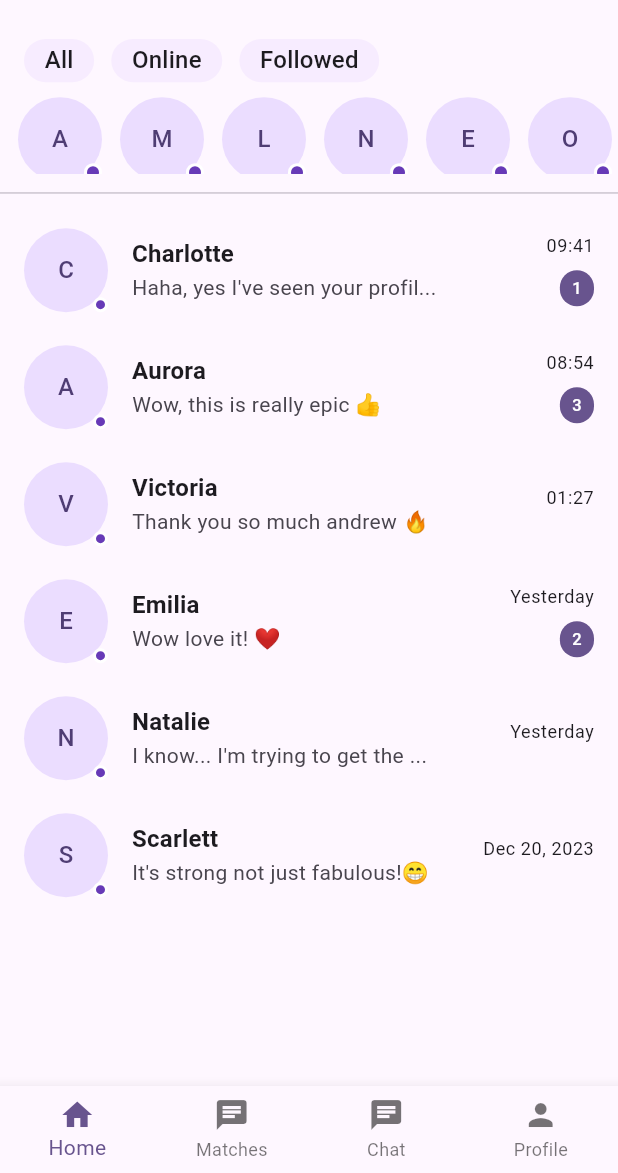
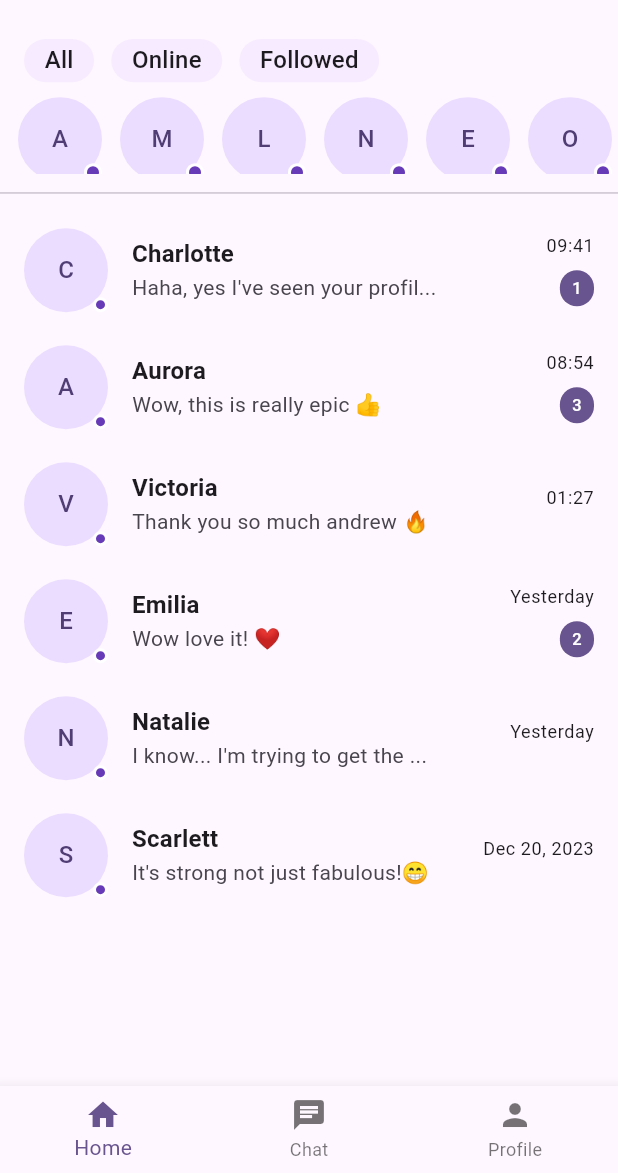
Before and after one commit to nishant678/bondlyze, a Flutter app: the screen it shows after launch, on a phone screen of 412 x 824 dp, the part 63-1236 px from its top. Run offline on Flutter 3.47's test engine with Material 3 defaults, Android fonts, the light colour scheme and no system bars; our stand-ins replace flutter_screenutil, get_it.

Commit message:
new changes remove matches from bottombar

```diff
--- a/lib/view/bottom_bar.dart
+++ b/lib/view/bottom_bar.dart
@@ -1,4 +1,3 @@
-import 'package:bondlyze/view/matches_screen.dart';
 import 'package:flutter/material.dart';
 import 'package:bondlyze/view/home_screen.dart';
 import 'package:bondlyze/view/chat_screen.dart';
@@ -16,7 +15,6 @@ class _BottomBarScreenState extends State<BottomBarScreen> {
 
   final List<Widget> _screens = [
     const HomeScreen(),
-    const MatchesScreen(),
     const ChatScreen(),
     const ProfileScreen(),
   ];
@@ -40,10 +38,6 @@ class _BottomBarScreenState extends State<BottomBarScreen> {
           ),
           BottomNavigationBarItem(
             icon: Icon(Icons.chat),
-            label: 'Matches',
-          ),
-          BottomNavigationBarItem(
-            icon: Icon(Icons.chat),
             label: 'Chat',
           ),
           BottomNavigationBarItem(
```
